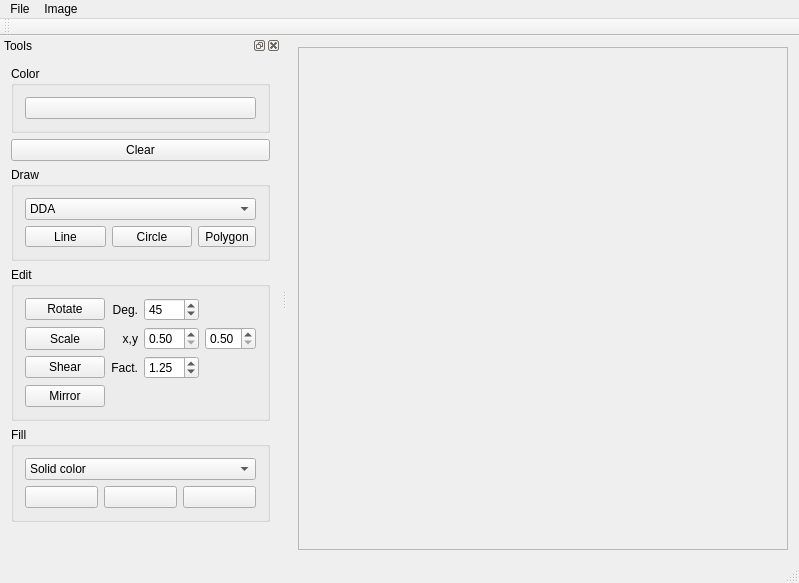
First picture: the form in src/ImageViewer.ui, repository IDemandASandwich/ImageViewer, before the edit.
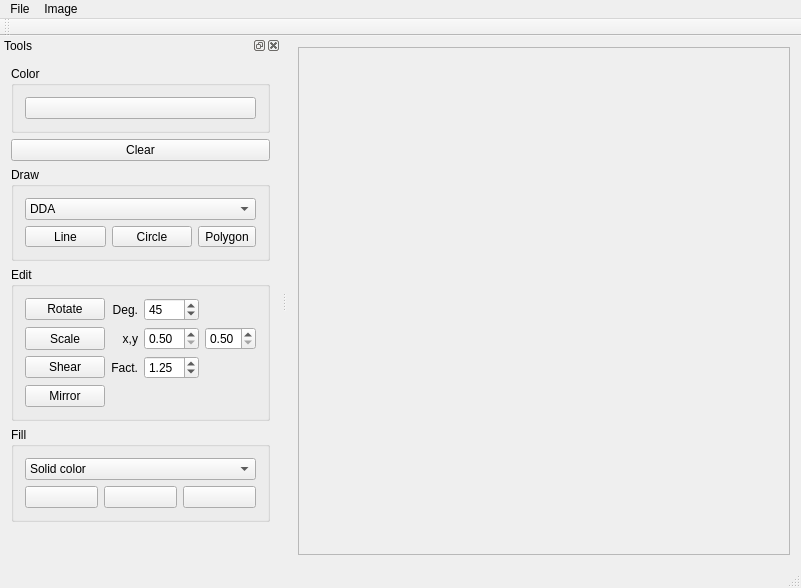
Second picture: the form after the edit.

What changed in the file:
```diff
--- a/src/ImageViewer.ui
+++ b/src/ImageViewer.ui
@@ -6,8 +6,8 @@
    <rect>
     <x>0</x>
     <y>0</y>
-    <width>799</width>
-    <height>583</height>
+    <width>801</width>
+    <height>588</height>
    </rect>
   </property>
   <property name="windowTitle">
@@ -25,8 +25,8 @@
         <rect>
          <x>0</x>
          <y>0</y>
-         <width>520</width>
-         <height>508</height>
+         <width>522</width>
+         <height>513</height>
         </rect>
        </property>
       </widget>
@@ -39,7 +39,7 @@
     <rect>
      <x>0</x>
      <y>0</y>
-     <width>799</width>
+     <width>801</width>
      <height>22</height>
     </rect>
    </property>
```
Left out of the diff: 6 changed lines with no effect on the pictures.
